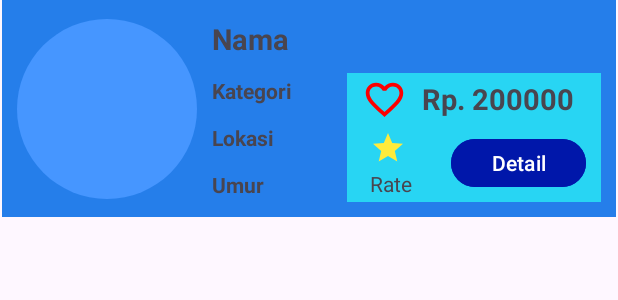
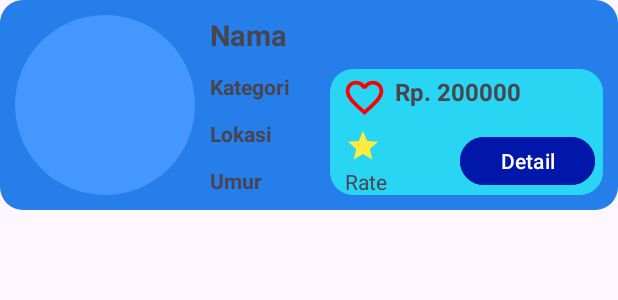
Before and after one commit to c14210115/appSporty, an Android app: the layout item_coach.xml on its own in the app's theme, with its tools: preview values and no code run, on a phone screen of 412 x 824 dp. Shown: the top 300 px of the screen. Run offline under Robolectric (Android 15) with nearby library versions, the phone set to English and light mode, and no system bars.

Commit message:
sudah bs tampilkan coach

```diff
--- /dev/null
+++ b/app/src/main/res/drawable/roundedcorner.xml
@@ -0,0 +1,8 @@
+<?xml version="1.0" encoding="utf-8"?>
+
+    <!-- rounded_corner_background.xml -->
+<shape xmlns:android="http://schemas.android.com/apk/res/android"
+    android:shape="rectangle">
+    <solid android:color="@android:color/white" /> <!-- Set the background color -->
+    <corners android:radius="15dp" /> <!-- Set the corner radius -->
+</shape>
--- a/app/src/main/res/layout/fragment_list_coach.xml
+++ b/app/src/main/res/layout/fragment_list_coach.xml
@@ -51,9 +51,9 @@
         android:id="@+id/rvCoachList"
         android:layout_width="match_parent"
         android:layout_height="match_parent"
-        android:layout_marginStart="13dp"
+        android:layout_marginStart="10dp"
         android:layout_marginTop="60dp"
-        android:layout_marginEnd="13dp"
+        android:layout_marginEnd="10dp"
         app:layout_constraintEnd_toEndOf="parent"
         app:layout_constraintStart_toStartOf="parent"
         app:layout_constraintTop_toBottomOf="@+id/etFilterName" />
--- a/app/src/main/res/layout/item_coach.xml
+++ b/app/src/main/res/layout/item_coach.xml
@@ -7,8 +7,8 @@
     android:orientation="vertical">
 
     <androidx.constraintlayout.widget.ConstraintLayout
-        android:layout_width="409dp"
-        android:layout_height="160dp"
+        android:layout_width="0dp"
+        android:layout_height="150dp"
         app:layout_constraintEnd_toEndOf="parent"
         app:layout_constraintStart_toStartOf="parent"
         app:layout_constraintTop_toTopOf="parent">
@@ -16,8 +16,9 @@
         <androidx.constraintlayout.widget.ConstraintLayout
             android:layout_width="0dp"
             android:layout_height="0dp"
-            android:layout_marginBottom="15dp"
-            android:background="#257EEA"
+            android:layout_marginBottom="10dp"
+            android:background="@drawable/roundedcorner"
+            android:backgroundTint="#257EEA"
             app:layout_constraintBottom_toBottomOf="parent"
             app:layout_constraintEnd_toEndOf="parent"
             app:layout_constraintStart_toStartOf="parent"
@@ -69,11 +70,12 @@
             <androidx.constraintlayout.widget.ConstraintLayout
                 android:layout_width="0dp"
                 android:layout_height="0dp"
-                android:layout_marginStart="100dp"
+                android:layout_marginStart="90dp"
                 android:layout_marginTop="10dp"
                 android:layout_marginEnd="10dp"
                 android:layout_marginBottom="10dp"
-                android:background="#28D5F3"
+                android:background="@drawable/roundedcorner"
+                android:backgroundTint="#28D5F3"
                 app:layout_constraintBottom_toBottomOf="parent"
                 app:layout_constraintEnd_toEndOf="parent"
                 app:layout_constraintStart_toEndOf="@+id/imgCoachImage"
@@ -84,9 +86,9 @@
                     android:id="@+id/tvCoachPrice"
                     android:layout_width="0dp"
                     android:layout_height="wrap_content"
-                    android:layout_marginEnd="10dp"
+                    android:layout_marginEnd="5dp"
                     android:text="200000"
-                    android:textSize="19sp"
+                    android:textSize="16sp"
                     android:textStyle="bold"
                     app:layout_constraintEnd_toEndOf="parent"
                     app:layout_constraintStart_toEndOf="@+id/tvRupiah"
@@ -96,20 +98,19 @@
                     android:id="@+id/tvRupiah"
                     android:layout_width="wrap_content"
                     android:layout_height="wrap_content"
-                    android:layout_marginStart="10dp"
-                    android:layout_marginTop="4dp"
+                    android:layout_marginStart="5dp"
                     android:text="Rp. "
-                    android:textSize="19sp"
+                    android:textSize="16sp"
                     android:textStyle="bold"
                     app:layout_constraintStart_toEndOf="@+id/btnFavorite"
-                    app:layout_constraintTop_toTopOf="parent" />
+                    app:layout_constraintTop_toTopOf="@+id/btnFavorite" />
 
                 <ImageButton
                     android:id="@+id/btnFavorite"
                     android:layout_width="0dp"
                     android:layout_height="wrap_content"
-                    android:layout_marginStart="10dp"
-                    android:layout_marginTop="5dp"
+                    android:layout_marginStart="8dp"
+                    android:layout_marginTop="10dp"
                     android:layout_marginBottom="56dp"
                     android:background="#F80202"
                     android:backgroundTint="#00FFFFFF"
@@ -132,7 +133,7 @@
                     android:id="@+id/btnInfo"
                     android:layout_width="90dp"
                     android:layout_height="40dp"
-                    android:layout_marginTop="10dp"
+                    android:layout_marginTop="15dp"
                     android:backgroundTint="#0017AA"
                     android:text="Detail"
                     app:layout_constraintEnd_toEndOf="@+id/tvCoachPrice"
@@ -142,7 +143,7 @@
                     android:id="@+id/starIcon"
                     android:layout_width="wrap_content"
                     android:layout_height="wrap_content"
-                    android:layout_marginStart="15dp"
+                    android:layout_marginStart="10dp"
                     android:layout_marginTop="5dp"
                     android:drawableStart="@drawable/star"
                     android:drawableTint="#FFEB3B"
@@ -156,10 +157,12 @@
                 android:layout_width="120dp"
                 android:layout_height="120dp"
                 android:layout_marginStart="10dp"
+                android:background="@drawable/circle_bg"
+                android:scaleType="centerCrop"
                 app:layout_constraintBottom_toBottomOf="parent"
                 app:layout_constraintStart_toStartOf="parent"
                 app:layout_constraintTop_toTopOf="parent"
-                app:srcCompat="@drawable/circle_bg" />
+               />
         </androidx.constraintlayout.widget.ConstraintLayout>
 
     </androidx.constraintlayout.widget.ConstraintLayout>
```
Also changed, not shown: app/src/main/java/com/petra/appsporty/CoachListAdapter.kt (+29 -9 lines), app/src/main/java/com/petra/appsporty/fragment_list_coach.kt (+75 -5 lines).
